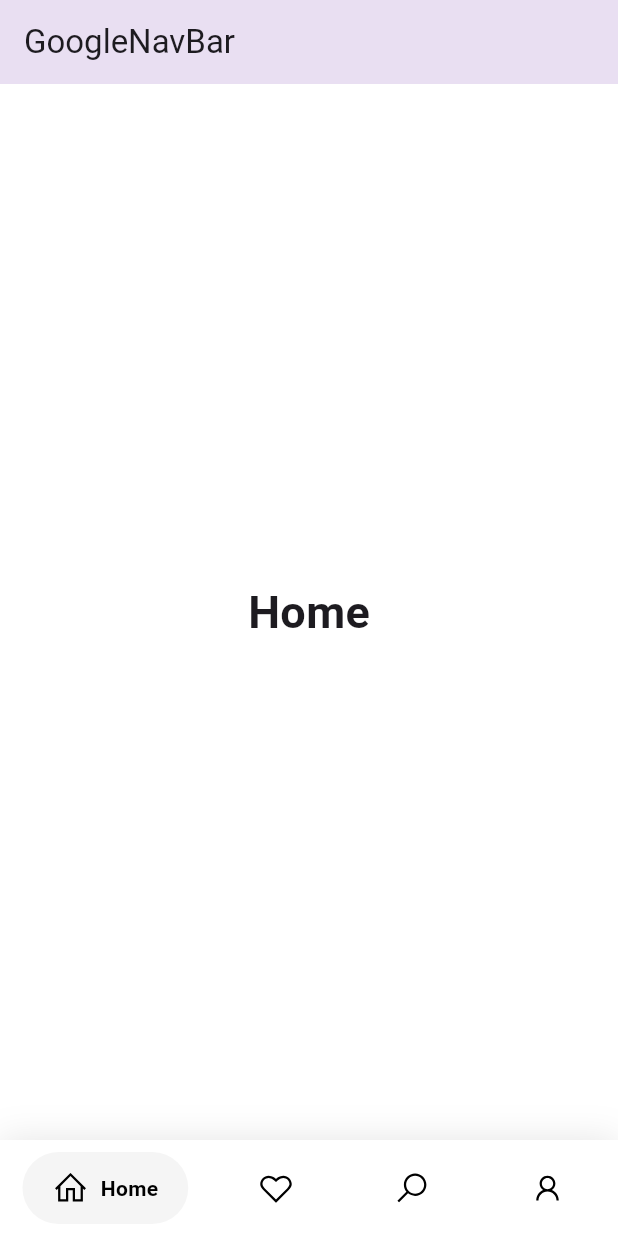
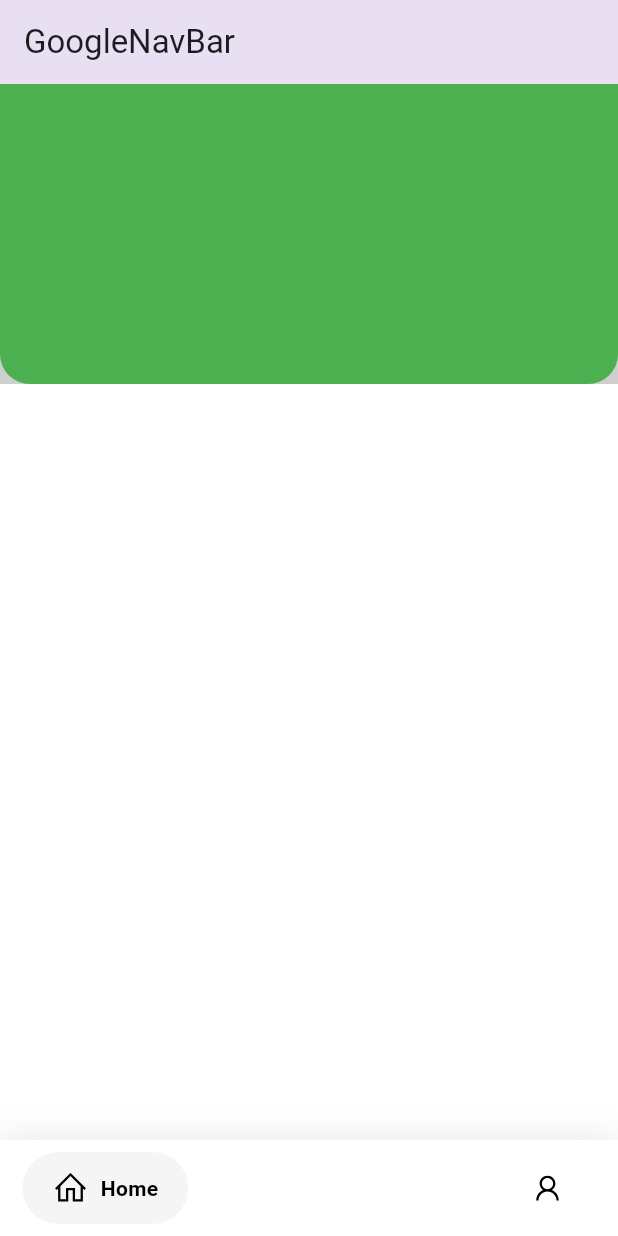
Before and after one commit to NewtonMaluvana/app_blocker, a Flutter app: the screen it shows after launch, on a phone screen of 412 x 824 dp. Run offline on Flutter 3.47's test engine with Material 3 defaults, Android fonts, the phone set to English and light mode, and no system bars; drawn by our look-alikes of google_nav_bar; our stand-ins replace line_icons.

Commit message:
creating homepage

```diff
--- a/lib/main.dart
+++ b/lib/main.dart
@@ -1,8 +1,7 @@
+import 'package:app_blocker/screens/home_page.dart';
 import 'package:app_blocker/welcome_page.dart';
 import 'package:flutter/cupertino.dart';
 import 'package:flutter/material.dart';
-import 'package:flutter_floating_bottom_bar/flutter_floating_bottom_bar.dart';
-import 'package:floaty_nav_bar/floaty_nav_bar.dart';
 import 'package:google_nav_bar/google_nav_bar.dart';
 import 'package:line_icons/line_icons.dart';
 // void main() {
@@ -21,6 +20,8 @@ void main() => runApp(
 );
 
 class Example extends StatefulWidget {
+  const Example({super.key});
+
   @override
   _ExampleState createState() => _ExampleState();
 }
@@ -31,11 +32,11 @@ class _ExampleState extends State<Example> {
     fontSize: 30,
     fontWeight: FontWeight.w600,
   );
-  static const List<Widget> _widgetOptions = <Widget>[
-    Text('Home', style: optionStyle),
-    Text('Likes', style: optionStyle),
+  static List<Widget> _widgetOptions = <Widget>[
+    HomePage(),
+    HomePage(),
     Text('Search', style: optionStyle),
-    Text('Profile', style: optionStyle),
+    HomePage(),
   ];
 
   @override
@@ -43,7 +44,7 @@ class _ExampleState extends State<Example> {
     return Scaffold(
       backgroundColor: Colors.white,
       appBar: AppBar(elevation: 20, title: const Text('GoogleNavBar')),
-      body: Center(child: _widgetOptions.elementAt(_selectedIndex)),
+      body: _widgetOptions.elementAt(_selectedIndex),
       bottomNavigationBar: Container(
         decoration: BoxDecoration(
           color: Colors.white,
@@ -66,8 +67,8 @@ class _ExampleState extends State<Example> {
               color: Colors.black,
               tabs: [
                 GButton(icon: LineIcons.home, text: 'Home'),
-                GButton(icon: LineIcons.heart, text: 'Likes'),
-                GButton(icon: LineIcons.search, text: 'Search'),
+                // GButton(icon: LineIcons.heart, text: 'Likes'),
+                // GButton(icon: LineIcons.search, text: 'Search'),
                 GButton(icon: LineIcons.user, text: 'Profile'),
               ],
               selectedIndex: _selectedIndex,
--- /dev/null
+++ b/lib/screens/home_page.dart
@@ -0,0 +1,40 @@
+import 'package:app_blocker/constants/colors.dart';
+import 'package:flutter/material.dart';
+
+class HomePage extends StatefulWidget {
+  HomePage({super.key});
+
+  @override
+  State<HomePage> createState() => _HomePageState();
+}
+
+class _HomePageState extends State<HomePage> {
+  @override
+  Widget build(BuildContext context) {
+    return Container(
+      color: color.bgColor,
+      child: SingleChildScrollView(
+        child: Column(
+          children: [
+            Container(
+              height: 200,
+              width: double.infinity,
+              decoration: BoxDecoration(
+                color: Colors.green,
+                borderRadius: BorderRadius.only(
+                  bottomLeft: Radius.circular(20),
+                  bottomRight: Radius.circular(20),
+                ),
+              ),
+            ),
+            Container(
+              decoration: BoxDecoration(color: color.bgColor),
+
+              width: double.infinity,
+            ),
+          ],
+        ),
+      ),
+    );
+  }
+}
--- a/lib/welcome_page.dart
+++ b/lib/welcome_page.dart
@@ -3,8 +3,9 @@ import 'package:flutter/material.dart';
 import 'package:flutter/widgets.dart';
 
 class WelcomePage extends StatefulWidget {
-  WelcomePage({super.key});
+  const WelcomePage({super.key});
 
+  @override
   State<WelcomePage> createState() => _WelcomePage();
 }
 
```
